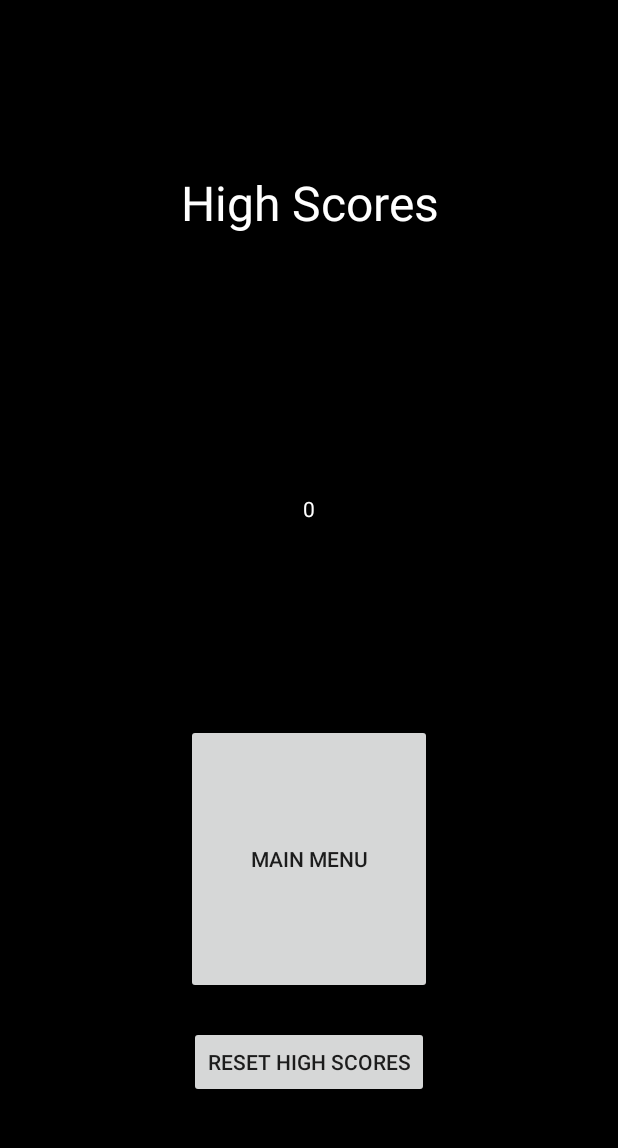
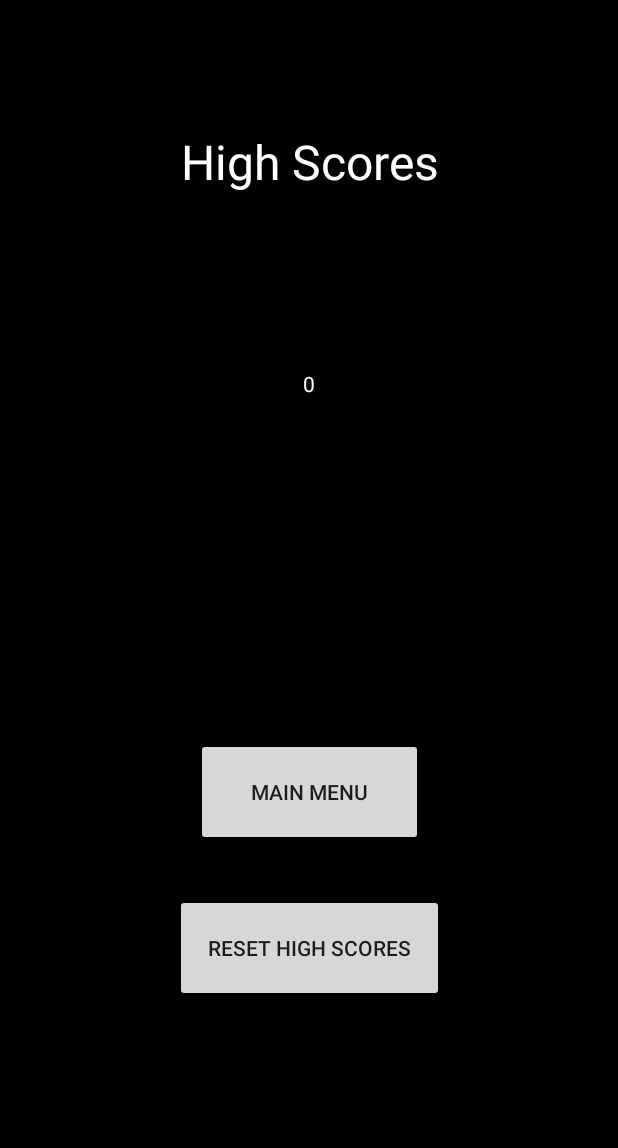
Before and after one commit to MaristGormanly/litwin-android-development, an Android app: the HighScoresActivity screen opened directly, with no data from a screen before it, on a phone screen of 412 x 824 dp, the part 84-1232 px from its top. Run offline under Robolectric (Android 15) with nearby library versions, the phone set to English and light mode, and no system bars.

Commit message:
Layout fixes

```diff
--- a/Project1/app/src/main/java/blitwin/mscs722/project1/HighScoresActivity.java
+++ b/Project1/app/src/main/java/blitwin/mscs722/project1/HighScoresActivity.java
@@ -29,7 +29,6 @@ public class HighScoresActivity extends AppCompatActivity {
         // save new high score
         if (score > highScore) {
             highScoresList.setText(Integer.toString(score));
-            //SharedPreferences.Editor editor = highscores.edit();
             editor.putInt("HIGH_SCORE", score);
             editor.commit();
         } else {
--- a/Project1/app/src/main/res/layout/activity_game_over.xml
+++ b/Project1/app/src/main/res/layout/activity_game_over.xml
@@ -39,7 +39,7 @@
     <Button
         android:id="@+id/gameOverPlayAgainButton"
         android:layout_width="0dp"
-        android:layout_height="0dp"
+        android:layout_height="72dp"
         android:layout_marginStart="3dp"
         android:layout_marginEnd="3dp"
         android:layout_marginBottom="7dp"
@@ -68,7 +68,7 @@
     <Button
         android:id="@+id/gameOverHighScoresButton"
         android:layout_width="176dp"
-        android:layout_height="0dp"
+        android:layout_height="72dp"
         android:layout_marginBottom="8dp"
         android:gravity="center"
         android:onClick="viewHighScores"
@@ -81,7 +81,7 @@
     <Button
         android:id="@+id/gameOverMenuButton"
         android:layout_width="178dp"
-        android:layout_height="0dp"
+        android:layout_height="72dp"
         android:layout_marginBottom="92dp"
         android:gravity="center"
         android:onClick="mainMenu"
--- a/Project1/app/src/main/res/layout/activity_high_scores.xml
+++ b/Project1/app/src/main/res/layout/activity_high_scores.xml
@@ -24,9 +24,9 @@
 
     <Button
         android:id="@+id/highScoresMainMenuButton"
-        android:layout_width="164dp"
-        android:layout_height="0dp"
-        android:layout_marginBottom="21dp"
+        android:layout_width="151dp"
+        android:layout_height="72dp"
+        android:layout_marginBottom="32dp"
         android:gravity="center"
         android:onClick="mainMenu"
         android:text="@string/main_menu"
@@ -39,7 +39,7 @@
         android:id="@+id/highScoresList"
         android:layout_width="204dp"
         android:layout_height="0dp"
-        android:layout_marginBottom="53dp"
+        android:layout_marginBottom="174dp"
         android:gravity="center"
         android:text="@string/tesths"
         android:textColor="@color/white"
@@ -50,14 +50,14 @@
 
     <Button
         android:id="@+id/button"
-        android:layout_width="wrap_content"
-        android:layout_height="wrap_content"
-        android:layout_marginStart="2dp"
-        android:layout_marginBottom="36dp"
+        android:layout_width="179dp"
+        android:layout_height="72dp"
+        android:layout_marginBottom="100dp"
         android:gravity="center"
         android:onClick="resetHighScores"
         android:text="@string/reset_high_scores"
         app:layout_constraintBottom_toBottomOf="parent"
-        app:layout_constraintStart_toStartOf="@+id/highScoresMainMenuButton"
+        app:layout_constraintEnd_toEndOf="parent"
+        app:layout_constraintStart_toStartOf="parent"
         app:layout_constraintTop_toBottomOf="@+id/highScoresMainMenuButton" />
 </androidx.constraintlayout.widget.ConstraintLayout>
```
